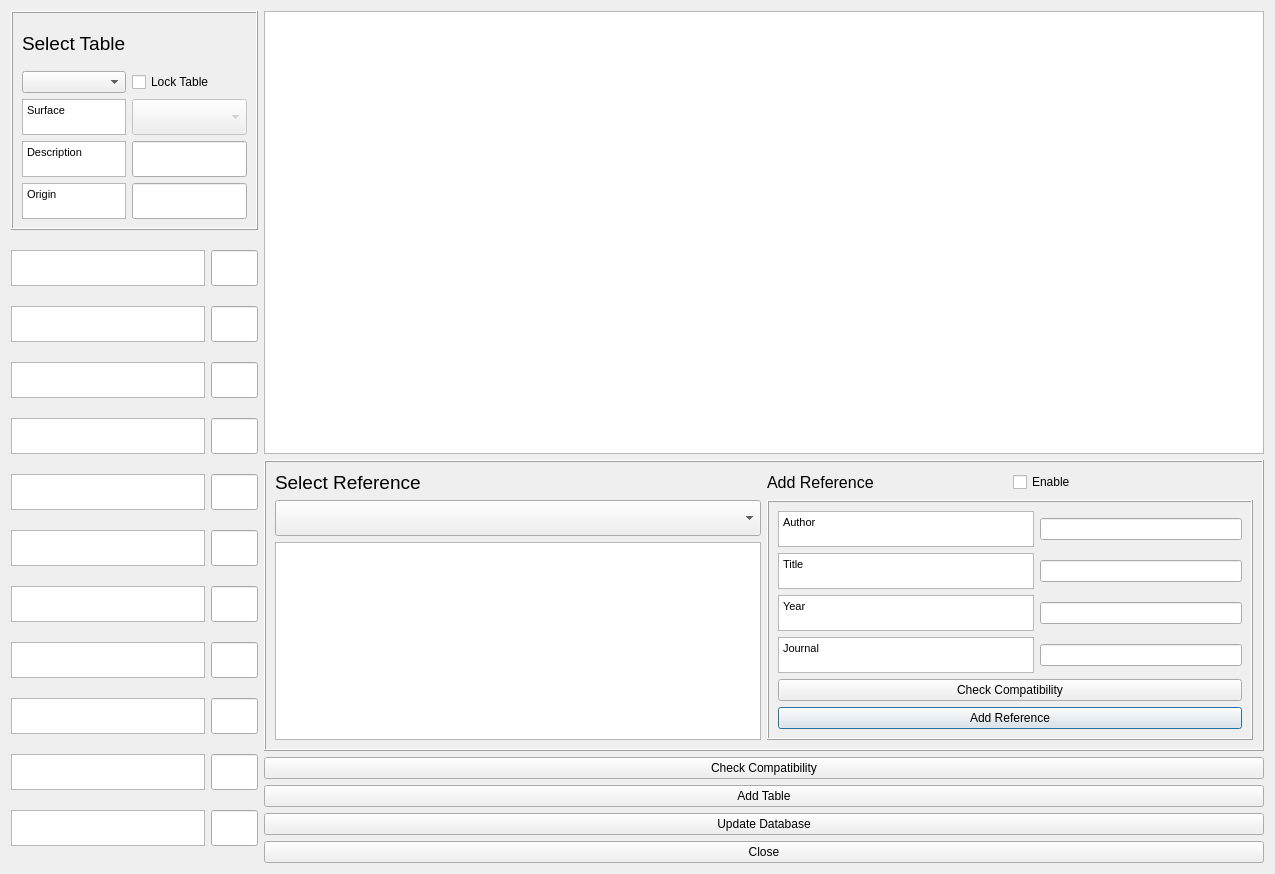
Above: urban_type_creator/tabs/urban_type_db_editor_tab.ui from gusbacos/SUEWS-Database-manager before the change. Below: the same form after it.
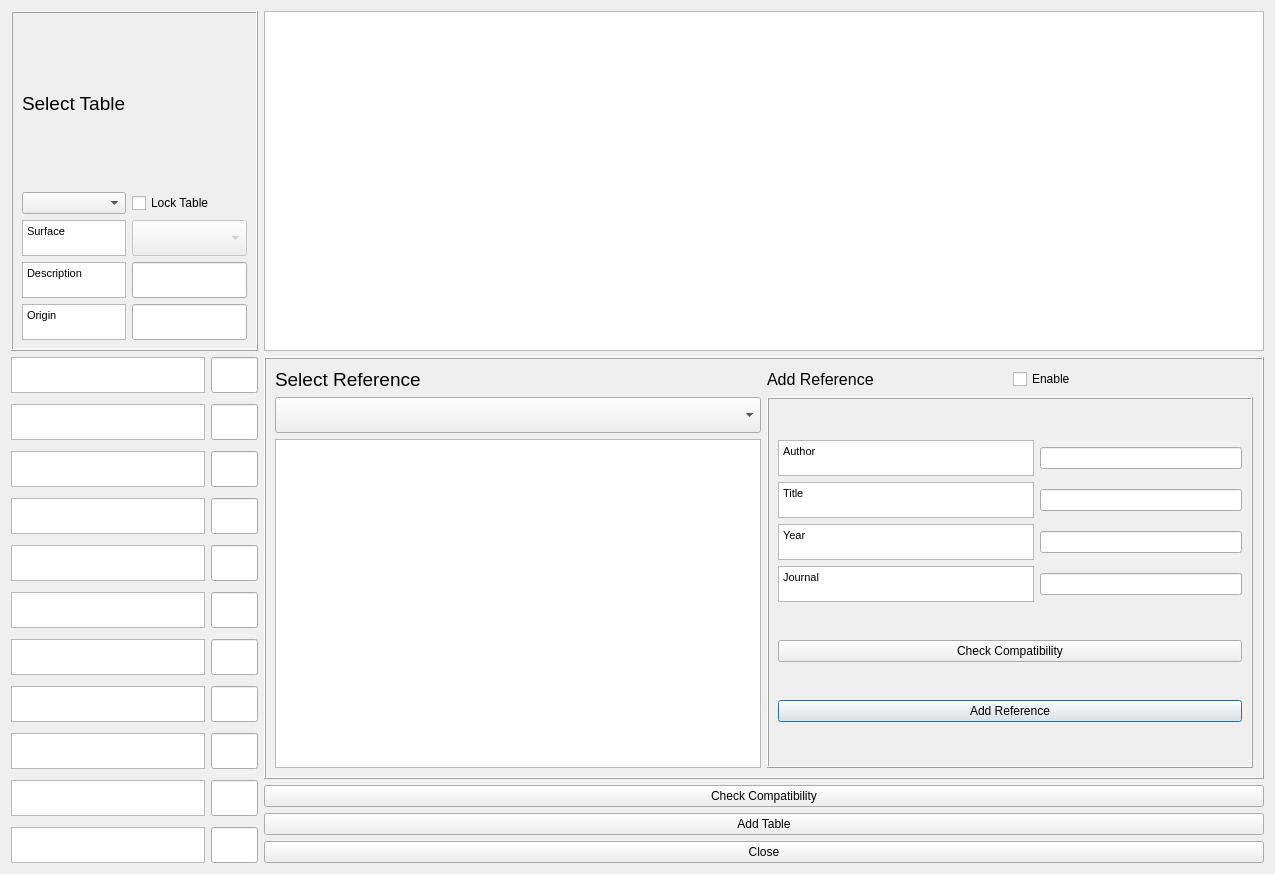
That is the form after the change. Custom widgets are drawn as their Qt base class.

Patch:
```diff
--- a/urban_type_creator/tabs/urban_type_db_editor_tab.ui
+++ b/urban_type_creator/tabs/urban_type_db_editor_tab.ui
@@ -6,14 +6,14 @@
    <rect>
     <x>0</x>
     <y>0</y>
-    <width>1223</width>
+    <width>1253</width>
     <height>874</height>
    </rect>
   </property>
   <property name="windowTitle">
    <string>Urban Type Database editor</string>
   </property>
-  <layout class="QGridLayout" name="gridLayout_10">
+  <layout class="QGridLayout" name="gridLayout_5">
    <item row="0" column="0">
     <widget class="QFrame" name="frame1">
      <property name="frameShape">
@@ -90,29 +90,6 @@
         </item>
        </widget>
       </item>
-      <item row="4" column="0">
-       <widget class="QTextBrowser" name="textBrowser_2">
-        <property name="sizePolicy">
-         <sizepolicy hsizetype="Expanding" vsizetype="Fixed">
-          <horstretch>0</horstretch>
-          <verstretch>0</verstretch>
-         </sizepolicy>
-        </property>
-        <property name="maximumSize">
-         <size>
-          <width>16777215</width>
-          <height>36</height>
-         </size>
-        </property>
-        <property name="html">
-         <string>&lt;!DOCTYPE HTML PUBLIC &quot;-//W3C//DTD HTML 4.0//EN&quot; &quot;http://www.w3.org/TR/REC-html40/strict.dtd&quot;&gt;
-&lt;html&gt;&lt;head&gt;&lt;meta name=&quot;qrichtext&quot; content=&quot;1&quot; /&gt;&lt;style type=&quot;text/css&quot;&gt;
-p, li { white-space: pre-wrap; }
-&lt;/style&gt;&lt;/head&gt;&lt;body style=&quot; font-family:'MS Shell Dlg 2'; font-size:8.25pt; font-weight:400; font-style:normal;&quot;&gt;
-&lt;p style=&quot; margin-top:0px; margin-bottom:0px; margin-left:0px; margin-right:0px; -qt-block-indent:0; text-indent:0px;&quot;&gt;&lt;span style=&quot; font-size:8pt;&quot;&gt;Description&lt;/span&gt;&lt;/p&gt;&lt;/body&gt;&lt;/html&gt;</string>
-        </property>
-       </widget>
-      </item>
       <item row="3" column="0">
        <widget class="QTextBrowser" name="textBrowser_Surface">
         <property name="sizePolicy">
@@ -136,8 +113,42 @@
         </property>
        </widget>
       </item>
+      <item row="0" column="0">
+       <widget class="QLabel" name="label_42">
+        <property name="text">
+         <string>&lt;!DOCTYPE HTML PUBLIC &quot;-//W3C//DTD HTML 4.0//EN&quot; &quot;http://www.w3.org/TR/REC-html40/strict.dtd&quot;&gt;
+&lt;html&gt;&lt;head&gt;&lt;meta name=&quot;qrichtext&quot; content=&quot;1&quot; /&gt;&lt;style type=&quot;text/css&quot;&gt;
+p, li { white-space: pre-wrap; }
+&lt;/style&gt;&lt;/head&gt;&lt;body style=&quot; font-family:'MS Shell Dlg 2'; font-size:12pt; font-weight:400; font-style:normal;&quot;&gt;
+&lt;p style=&quot; margin-top:0px; margin-bottom:0px; margin-left:0px; margin-right:0px; -qt-block-indent:0; text-indent:0px;&quot;&gt;&lt;span style=&quot; font-size:14pt;&quot;&gt;Select Table&lt;/span&gt;&lt;/p&gt;&lt;/body&gt;&lt;/html&gt;</string>
+        </property>
+       </widget>
+      </item>
+      <item row="4" column="0">
+       <widget class="QTextBrowser" name="textBrowserDesc">
+        <property name="sizePolicy">
+         <sizepolicy hsizetype="Expanding" vsizetype="Fixed">
+          <horstretch>0</horstretch>
+          <verstretch>0</verstretch>
+         </sizepolicy>
+        </property>
+        <property name="maximumSize">
+         <size>
+          <width>16777215</width>
+          <height>36</height>
+         </size>
+        </property>
+        <property name="html">
+         <string>&lt;!DOCTYPE HTML PUBLIC &quot;-//W3C//DTD HTML 4.0//EN&quot; &quot;http://www.w3.org/TR/REC-html40/strict.dtd&quot;&gt;
+&lt;html&gt;&lt;head&gt;&lt;meta name=&quot;qrichtext&quot; content=&quot;1&quot; /&gt;&lt;style type=&quot;text/css&quot;&gt;
+p, li { white-space: pre-wrap; }
+&lt;/style&gt;&lt;/head&gt;&lt;body style=&quot; font-family:'MS Shell Dlg 2'; font-size:8.25pt; font-weight:400; font-style:normal;&quot;&gt;
+&lt;p style=&quot; margin-top:0px; margin-bottom:0px; margin-left:0px; margin-right:0px; -qt-block-indent:0; text-indent:0px;&quot;&gt;&lt;span style=&quot; font-size:8pt;&quot;&gt;Description&lt;/span&gt;&lt;/p&gt;&lt;/body&gt;&lt;/html&gt;</string>
+        </property>
+       </widget>
+      </item>
       <item row="4" column="1">
-       <widget class="QgsFilterLineEdit" name="textEdit_Edit_2">
+       <widget class="QgsFilterLineEdit" name="textEditDesc">
         <property name="maximumSize">
          <size>
           <width>16777215</width>
@@ -152,24 +163,6 @@
         </property>
        </widget>
       </item>
-      <item row="0" column="0">
-       <widget class="QLabel" name="label_42">
-        <property name="text">
-         <string>&lt;!DOCTYPE HTML PUBLIC &quot;-//W3C//DTD HTML 4.0//EN&quot; &quot;http://www.w3.org/TR/REC-html40/strict.dtd&quot;&gt;
-&lt;html&gt;&lt;head&gt;&lt;meta name=&quot;qrichtext&quot; content=&quot;1&quot; /&gt;&lt;style type=&quot;text/css&quot;&gt;
-p, li { white-space: pre-wrap; }
-&lt;/style&gt;&lt;/head&gt;&lt;body style=&quot; font-family:'MS Shell Dlg 2'; font-size:12pt; font-weight:400; font-style:normal;&quot;&gt;
-&lt;p style=&quot; margin-top:0px; margin-bottom:0px; margin-left:0px; margin-right:0px; -qt-block-indent:0; text-indent:0px;&quot;&gt;&lt;span style=&quot; font-size:14pt;&quot;&gt;Select Table&lt;/span&gt;&lt;/p&gt;&lt;/body&gt;&lt;/html&gt;</string>
-        </property>
-       </widget>
-      </item>
-      <item row="1" column="0">
-       <widget class="QComboBox" name="comboBoxTableSelect">
-        <property name="toolTip">
-         <string/>
-        </property>
-       </widget>
-      </item>
       <item row="1" column="1">
        <widget class="QCheckBox" name="checkBoxA">
         <property name="text">
@@ -178,7 +171,7 @@
        </widget>
       </item>
       <item row="5" column="0">
-       <widget class="QTextBrowser" name="textBrowser_3">
+       <widget class="QTextBrowser" name="textBrowserOrig">
         <property name="sizePolicy">
          <sizepolicy hsizetype="Expanding" vsizetype="Fixed">
           <horstretch>0</horstretch>
@@ -201,7 +194,7 @@
        </widget>
       </item>
       <item row="5" column="1">
-       <widget class="QgsFilterLineEdit" name="textEdit_Edit_3">
+       <widget class="QgsFilterLineEdit" name="textEditOrig">
         <property name="maximumSize">
          <size>
           <width>16777215</width>
@@ -213,10 +206,42 @@
         </property>
        </widget>
       </item>
+      <item row="1" column="0">
+       <widget class="QComboBox" name="comboBoxTableSelect">
+        <property name="toolTip">
+         <string/>
+        </property>
+       </widget>
+      </item>
      </layout>
     </widget>
    </item>
-   <item row="2" column="1">
+   <item row="0" column="1">
+    <widget class="QTextBrowser" name="textBrowserDf">
+     <property name="enabled">
+      <bool>true</bool>
+     </property>
+     <property name="sizePolicy">
+      <sizepolicy hsizetype="Expanding" vsizetype="Expanding">
+       <horstretch>0</horstretch>
+       <verstretch>0</verstretch>
+      </sizepolicy>
+     </property>
+     <property name="minimumSize">
+      <size>
+       <width>1000</width>
+       <height>0</height>
+      </size>
+     </property>
+     <property name="maximumSize">
+      <size>
+       <width>16777215</width>
+       <height>16777215</height>
+      </size>
+     </property>
+    </widget>
+   </item>
+   <item row="1" column="1">
     <widget class="QFrame" name="frame1_2">
      <property name="frameShape">
       <enum>QFrame::Box</enum>
@@ -467,48 +492,41 @@
      </layout>
     </widget>
    </item>
-   <item row="0" column="1" rowspan="2">
-    <widget class="QTextBrowser" name="textBrowserDf">
-     <property name="enabled">
-      <bool>true</bool>
-     </property>
-     <property name="sizePolicy">
-      <sizepolicy hsizetype="Expanding" vsizetype="Expanding">
-       <horstretch>0</horstretch>
-       <verstretch>0</verstretch>
-      </sizepolicy>
-     </property>
-     <property name="minimumSize">
-      <size>
-       <width>1000</width>
-       <height>0</height>
-      </size>
-     </property>
-     <property name="maximumSize">
-      <size>
-       <width>16777215</width>
-       <height>16777215</height>
-      </size>
-     </property>
-    </widget>
+   <item row="2" column="1">
+    <layout class="QGridLayout" name="gridLayout_8">
+     <item row="0" column="0">
+      <widget class="QPushButton" name="pushButtonCheck">
+       <property name="text">
+        <string>Check Compatibility</string>
+       </property>
+      </widget>
+     </item>
+     <item row="2" column="0">
+      <widget class="QPushButton" name="pushButtonCancel">
+       <property name="text">
+        <string>Close</string>
+       </property>
+      </widget>
+     </item>
+     <item row="1" column="0">
+      <widget class="QPushButton" name="pushButtonGen">
+       <property name="enabled">
+        <bool>true</bool>
+       </property>
+       <property name="text">
+        <string>Add Table</string>
+       </property>
+      </widget>
+     </item>
+    </layout>
    </item>
-   <item row="1" column="0" rowspan="3">
+   <item row="1" column="0" rowspan="2">
     <layout class="QGridLayout" name="gridLayout">
+     <property name="verticalSpacing">
+      <number>11</number>
+     </property>
      <item row="11" column="1">
-      <widget class="QgsFilterLineEdit" name="textEdit_Edit_9">
-       <property name="maximumSize">
-        <size>
-         <width>16777215</width>
-         <height>36</height>
-        </size>
-       </property>
-       <property name="qgisRelation" stdset="0">
-        <string notr="true"/>
-       </property>
-      </widget>
-     </item>
-     <item row="12" column="1">
-      <widget class="QgsFilterLineEdit" name="textEdit_Edit_10">
+      <widget class="QgsFilterLineEdit" name="textEdit_Edit_5">
        <property name="maximumSize">
         <size>
          <width>16777215</width>
@@ -521,7 +539,7 @@
       </widget>
      </item>
      <item row="12" column="0">
-      <widget class="QTextBrowser" name="textBrowser_10">
+      <widget class="QTextBrowser" name="textBrowser_6">
        <property name="sizePolicy">
         <sizepolicy hsizetype="Expanding" vsizetype="Fixed">
          <horstretch>0</horstretch>
@@ -544,20 +562,7 @@
       </widget>
      </item>
      <item row="10" column="1">
-      <widget class="QgsFilterLineEdit" name="textEdit_Edit_8">
-       <property name="maximumSize">
-        <size>
-         <width>16777215</width>
-         <height>36</height>
-        </size>
-       </property>
-       <property name="qgisRelation" stdset="0">
-        <string notr="true"/>
-       </property>
-      </widget>
-     </item>
-     <item row="15" column="1">
-      <widget class="QgsFilterLineEdit" name="textEdit_Edit_13">
+      <widget class="QgsFilterLineEdit" name="textEdit_Edit_4">
        <property name="maximumSize">
         <size>
          <width>16777215</width>
@@ -570,7 +575,7 @@
       </widget>
      </item>
      <item row="16" column="0">
-      <widget class="QTextBrowser" name="textBrowser_14">
+      <widget class="QTextBrowser" name="textBrowser_10">
        <property name="sizePolicy">
         <sizepolicy hsizetype="Expanding" vsizetype="Fixed">
          <horstretch>0</horstretch>
@@ -593,7 +598,7 @@
       </widget>
      </item>
      <item row="6" column="1">
-      <widget class="QgsFilterLineEdit" name="textEdit_Edit_4">
+      <widget class="QgsFilterLineEdit" name="textEdit_Edit_0">
        <property name="maximumSize">
         <size>
          <width>16777215</width>
@@ -606,7 +611,7 @@
       </widget>
      </item>
      <item row="15" column="0">
-      <widget class="QTextBrowser" name="textBrowser_13">
+      <widget class="QTextBrowser" name="textBrowser_9">
        <property name="sizePolicy">
         <sizepolicy hsizetype="Expanding" vsizetype="Fixed">
          <horstretch>0</horstretch>
@@ -628,34 +633,8 @@
        </property>
       </widget>
      </item>
-     <item row="14" column="1">
-      <widget class="QgsFilterLineEdit" name="textEdit_Edit_12">
-       <property name="maximumSize">
-        <size>
-         <width>16777215</width>
-         <height>36</height>
-        </size>
-       </property>
-       <property name="qgisRelation" stdset="0">
-        <string notr="true"/>
-       </property>
-      </widget>
-     </item>
-     <item row="16" column="1">
-      <widget class="QgsFilterLineEdit" name="textEdit_Edit_14">
-       <property name="maximumSize">
-        <size>
-         <width>16777215</width>
-         <height>36</height>
-        </size>
-       </property>
-       <property name="qgisRelation" stdset="0">
-        <string notr="true"/>
-       </property>
-      </widget>
-     </item>
      <item row="14" column="0">
-      <widget class="QTextBrowser" name="textBrowser_12">
+      <widget class="QTextBrowser" name="textBrowser_8">
        <property name="sizePolicy">
         <sizepolicy hsizetype="Expanding" vsizetype="Fixed">
          <horstretch>0</horstretch>
@@ -678,7 +657,7 @@
       </widget>
      </item>
      <item row="7" column="0">
-      <widget class="QTextBrowser" name="textBrowser_5">
+      <widget class="QTextBrowser" name="textBrowser_1">
        <property name="sizePolicy">
         <sizepolicy hsizetype="Expanding" vsizetype="Fixed">
          <horstretch>0</horstretch>
@@ -701,7 +680,7 @@
       </widget>
      </item>
      <item row="7" column="1">
-      <widget class="QgsFilterLineEdit" name="textEdit_Edit_5">
+      <widget class="QgsFilterLineEdit" name="textEdit_Edit_1">
        <property name="maximumSize">
         <size>
          <width>16777215</width>
@@ -714,7 +693,7 @@
       </widget>
      </item>
      <item row="8" column="0">
-      <widget class="QTextBrowser" name="textBrowser_6">
+      <widget class="QTextBrowser" name="textBrowser_2">
        <property name="sizePolicy">
         <sizepolicy hsizetype="Expanding" vsizetype="Fixed">
          <horstretch>0</horstretch>
@@ -737,7 +716,7 @@
       </widget>
      </item>
      <item row="9" column="1">
-      <widget class="QgsFilterLineEdit" name="textEdit_Edit_7">
+      <widget class="QgsFilterLineEdit" name="textEdit_Edit_3">
        <property name="maximumSize">
         <size>
          <width>16777215</width>
@@ -750,7 +729,7 @@
       </widget>
      </item>
      <item row="8" column="1">
-      <widget class="QgsFilterLineEdit" name="textEdit_Edit_6">
+      <widget class="QgsFilterLineEdit" name="textEdit_Edit_2">
        <property name="maximumSize">
         <size>
          <width>16777215</width>
@@ -763,42 +742,6 @@
       </widget>
      </item>
      <item row="13" column="0">
-      <widget class="QTextBrowser" name="textBrowser_11">
-       <property name="sizePolicy">
-        <sizepolicy hsizetype="Expanding" vsizetype="Fixed">
-         <horstretch>0</horstretch>
-         <verstretch>0</verstretch>
-        </sizepolicy>
-       </property>
-       <property name="maximumSize">
-        <size>
-         <width>16777215</width>
-         <height>36</height>
-        </size>
-       </property>
-       <property name="html">
-        <string>&lt;!DOCTYPE HTML PUBLIC &quot;-//W3C//DTD HTML 4.0//EN&quot; &quot;http://www.w3.org/TR/REC-html40/strict.dtd&quot;&gt;
-&lt;html&gt;&lt;head&gt;&lt;meta name=&quot;qrichtext&quot; content=&quot;1&quot; /&gt;&lt;style type=&quot;text/css&quot;&gt;
-p, li { white-space: pre-wrap; }
-&lt;/style&gt;&lt;/head&gt;&lt;body style=&quot; font-family:'MS Shell Dlg 2'; font-size:8.25pt; font-weight:400; font-style:normal;&quot;&gt;
-&lt;p style=&quot;-qt-paragraph-type:empty; margin-top:0px; margin-bottom:0px; margin-left:0px; margin-right:0px; -qt-block-indent:0; text-indent:0px; font-size:12pt;&quot;&gt;&lt;br /&gt;&lt;/p&gt;&lt;/body&gt;&lt;/html&gt;</string>
-       </property>
-      </widget>
-     </item>
-     <item row="13" column="1">
-      <widget class="QgsFilterLineEdit" name="textEdit_Edit_11">
-       <property name="maximumSize">
-        <size>
-         <width>16777215</width>
-         <height>36</height>
-        </size>
-       </property>
-       <property name="qgisRelation" stdset="0">
-        <string notr="true"/>
-       </property>
-      </widget>
-     </item>
-     <item row="9" column="0">
       <widget class="QTextBrowser" name="textBrowser_7">
        <property name="sizePolicy">
         <sizepolicy hsizetype="Expanding" vsizetype="Fixed">
@@ -821,8 +764,31 @@
        </property>
       </widget>
      </item>
+     <item row="9" column="0">
+      <widget class="QTextBrowser" name="textBrowser_3">
+       <property name="sizePolicy">
+        <sizepolicy hsizetype="Expanding" vsizetype="Fixed">
+         <horstretch>0</horstretch>
+         <verstretch>0</verstretch>
+        </sizepolicy>
+       </property>
+       <property name="maximumSize">
+        <size>
+         <width>16777215</width>
+         <height>36</height>
+        </size>
+       </property>
+       <property name="html">
+        <string>&lt;!DOCTYPE HTML PUBLIC &quot;-//W3C//DTD HTML 4.0//EN&quot; &quot;http://www.w3.org/TR/REC-html40/strict.dtd&quot;&gt;
+&lt;html&gt;&lt;head&gt;&lt;meta name=&quot;qrichtext&quot; content=&quot;1&quot; /&gt;&lt;style type=&quot;text/css&quot;&gt;
+p, li { white-space: pre-wrap; }
+&lt;/style&gt;&lt;/head&gt;&lt;body style=&quot; font-family:'MS Shell Dlg 2'; font-size:8.25pt; font-weight:400; font-style:normal;&quot;&gt;
+&lt;p style=&quot;-qt-paragraph-type:empty; margin-top:0px; margin-bottom:0px; margin-left:0px; margin-right:0px; -qt-block-indent:0; text-indent:0px; font-size:12pt;&quot;&gt;&lt;br /&gt;&lt;/p&gt;&lt;/body&gt;&lt;/html&gt;</string>
+       </property>
+      </widget>
+     </item>
      <item row="6" column="0">
-      <widget class="QTextBrowser" name="textBrowser_4">
+      <widget class="QTextBrowser" name="textBrowser_0">
        <property name="sizePolicy">
         <sizepolicy hsizetype="Expanding" vsizetype="Fixed">
          <horstretch>0</horstretch>
@@ -845,7 +811,7 @@
       </widget>
      </item>
      <item row="10" column="0">
-      <widget class="QTextBrowser" name="textBrowser_8">
+      <widget class="QTextBrowser" name="textBrowser_4">
        <property name="sizePolicy">
         <sizepolicy hsizetype="Expanding" vsizetype="Fixed">
          <horstretch>0</horstretch>
@@ -868,7 +834,7 @@
       </widget>
      </item>
      <item row="11" column="0">
-      <widget class="QTextBrowser" name="textBrowser_9">
+      <widget class="QTextBrowser" name="textBrowser_5">
        <property name="sizePolicy">
         <sizepolicy hsizetype="Expanding" vsizetype="Fixed">
          <horstretch>0</horstretch>
@@ -890,41 +856,68 @@
        </property>
       </widget>
      </item>
-    </layout>
-   </item>
-   <item row="3" column="1">
-    <layout class="QGridLayout" name="gridLayout_8">
-     <item row="3" column="0">
-      <widget class="QPushButton" name="pushButtonCancel">
-       <property name="text">
-        <string>Close</string>
+     <item row="12" column="1">
+      <widget class="QgsFilterLineEdit" name="textEdit_Edit_6">
+       <property name="maximumSize">
+        <size>
+         <width>16777215</width>
+         <height>36</height>
+        </size>
        </property>
+       <property name="qgisRelation" stdset="0">
+        <string notr="true"/>
+       </property>
       </widget>
      </item>
-     <item row="1" column="0">
-      <widget class="QPushButton" name="pushButtonGen">
-       <property name="enabled">
-        <bool>true</bool>
+     <item row="13" column="1">
+      <widget class="QgsFilterLineEdit" name="textEdit_Edit_7">
+       <property name="maximumSize">
+        <size>
+         <width>16777215</width>
+         <height>36</height>
+        </size>
        </property>
-       <property name="text">
-        <string>Add Table</string>
+       <property name="qgisRelation" stdset="0">
+        <string notr="true"/>
        </property>
       </widget>
      </item>
-     <item row="0" column="0">
-      <widget class="QPushButton" name="pushButtonCheck">
-       <property name="text">
-        <string>Check Compatibility</string>
+     <item row="14" column="1">
+      <widget class="QgsFilterLineEdit" name="textEdit_Edit_8">
+       <property name="maximumSize">
+        <size>
+         <width>16777215</width>
+         <height>36</height>
+        </size>
        </property>
+       <property name="qgisRelation" stdset="0">
+        <string notr="true"/>
+       </property>
       </widget>
      </item>
-     <item row="2" column="0">
-      <widget class="QPushButton" name="pushButtonUpdate">
-       <property name="enabled">
-        <bool>true</bool>
+     <item row="15" column="1">
+      <widget class="QgsFilterLineEdit" name="textEdit_Edit_9">
+       <property name="maximumSize">
+        <size>
+         <width>16777215</width>
+         <height>36</height>
+        </size>
        </property>
-       <property name="text">
-        <string>Update Database</string>
+       <property name="qgisRelation" stdset="0">
+        <string notr="true"/>
+       </property>
+      </widget>
+     </item>
+     <item row="16" column="1">
+      <widget class="QgsFilterLineEdit" name="textEdit_Edit_10">
+       <property name="maximumSize">
+        <size>
+         <width>16777215</width>
+         <height>36</height>
+        </size>
+       </property>
+       <property name="qgisRelation" stdset="0">
+        <string notr="true"/>
        </property>
       </widget>
      </item>
```
